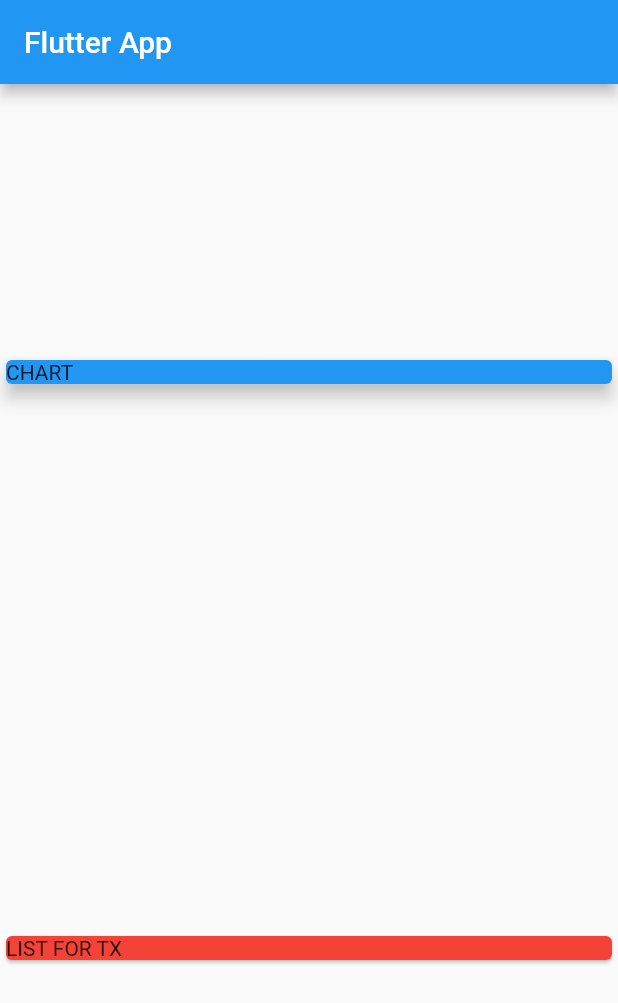
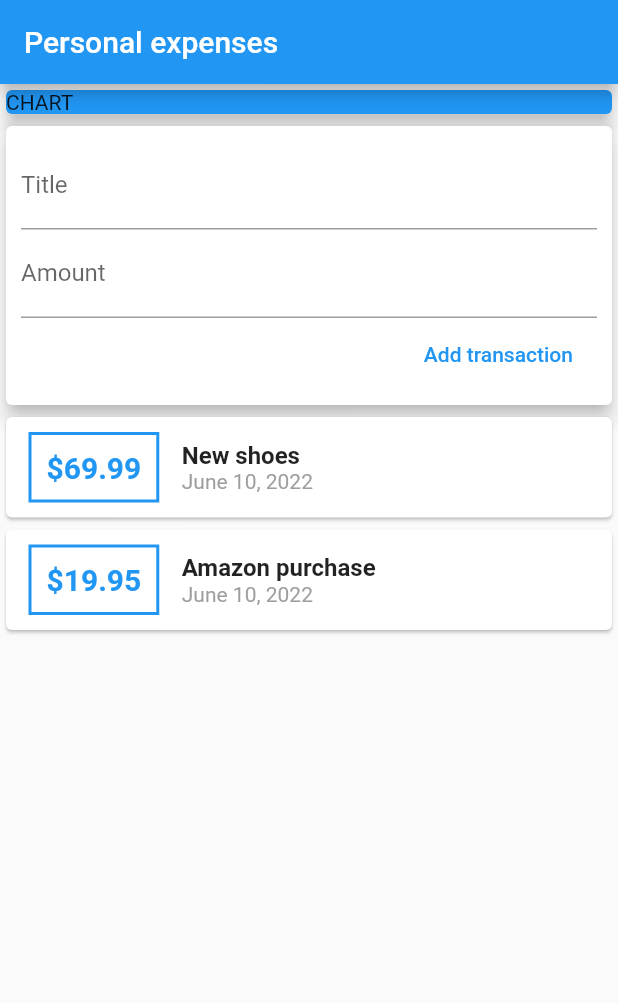
Before and after one commit to jacobocvs/personalexpenses, a Flutter app: the screen it shows after launch, on a phone screen of 412 x 824 dp. Shown: the top 1003 px of the screen. Run offline on Flutter 3.47's test engine with Material 2 defaults, Android fonts, the phone set to English and light mode, and no system bars.

Commit message:
Add transaction button

```diff
--- a/lib/main.dart
+++ b/lib/main.dart
@@ -1,5 +1,6 @@
 import 'package:flutter/material.dart';
 import './transaction.dart';
+import 'package:intl/intl.dart';
 
 void main() => runApp(MyApp());
 
@@ -17,17 +18,18 @@ class MyHomePage extends StatelessWidget {
   final List<Transaction> transactions = [
     Transaction(
         id: 't1', title: 'New shoes', amount: 69.99, date: DateTime.now()),
-    Transaction(id: 't2', title: 'Amazon purchase', amount: 19.95, date: DateTime.now())
+    Transaction(
+        id: 't2', title: 'Amazon purchase', amount: 19.95, date: DateTime.now())
   ];
 
   @override
   Widget build(BuildContext context) {
     return Scaffold(
       appBar: AppBar(
-        title: Text('Flutter App'),
+        title: Text('Personal expenses'),
       ),
       body: Column(
-        mainAxisAlignment: MainAxisAlignment.spaceAround,
+        mainAxisAlignment: MainAxisAlignment.start,
         crossAxisAlignment: CrossAxisAlignment.stretch,
         children: <Widget>[
           Container(
@@ -38,8 +40,65 @@ class MyHomePage extends StatelessWidget {
                 elevation: 5,
               )),
           Card(
-            color: Colors.red,
-            child: Text('LIST FOR TX'),
+            elevation: 5,
+            child: Container(
+              padding: EdgeInsets.all(10),
+              child: Column(
+                crossAxisAlignment: CrossAxisAlignment.end,
+                children: <Widget>[
+                  TextField(decoration: InputDecoration(labelText: 'Title'),),
+                  TextField(decoration: InputDecoration(labelText: 'Amount'),),
+                  FlatButton(
+                    child: Text('Add transaction'),
+                    textColor: Colors.blue,
+                    onPressed: () {},
+                  )
+                ],
+              ),
+            ),
+          ),
+          Column(
+            children: transactions.map((tx) {
+              return Card(
+                child: Row(
+                  children: <Widget>[
+                    Container(
+                      margin:
+                          EdgeInsets.symmetric(vertical: 10, horizontal: 15),
+                      decoration: BoxDecoration(
+                        border: Border.all(
+                          color: Colors.blue,
+                          width: 2,
+                        ),
+                      ),
+                      padding: EdgeInsets.all(10),
+                      child: Text(
+                        '\$${tx.amount}',
+                        style: TextStyle(
+                          fontWeight: FontWeight.bold,
+                          fontSize: 20,
+                          color: Colors.blue,
+                        ),
+                      ),
+                    ),
+                    Column(
+                      crossAxisAlignment: CrossAxisAlignment.start,
+                      children: <Widget>[
+                        Text(
+                          tx.title,
+                          style: TextStyle(
+                              fontSize: 16, fontWeight: FontWeight.bold),
+                        ),
+                        Text(
+                          DateFormat.yMMMMd().format(tx.date),
+                          style: TextStyle(color: Colors.grey),
+                        ),
+                      ],
+                    )
+                  ],
+                ),
+              );
+            }).toList(),
           ),
         ],
       ),
--- a/pubspec.yaml
+++ b/pubspec.yaml
@@ -23,7 +23,7 @@ environment:
 dependencies:
   flutter:
     sdk: flutter
-
+  intl: ^0.17.0
 
   # The following adds the Cupertino Icons font to your application.
   # Use with the CupertinoIcons class for iOS style icons.
```
Also changed, not shown: pubspec.lock.
